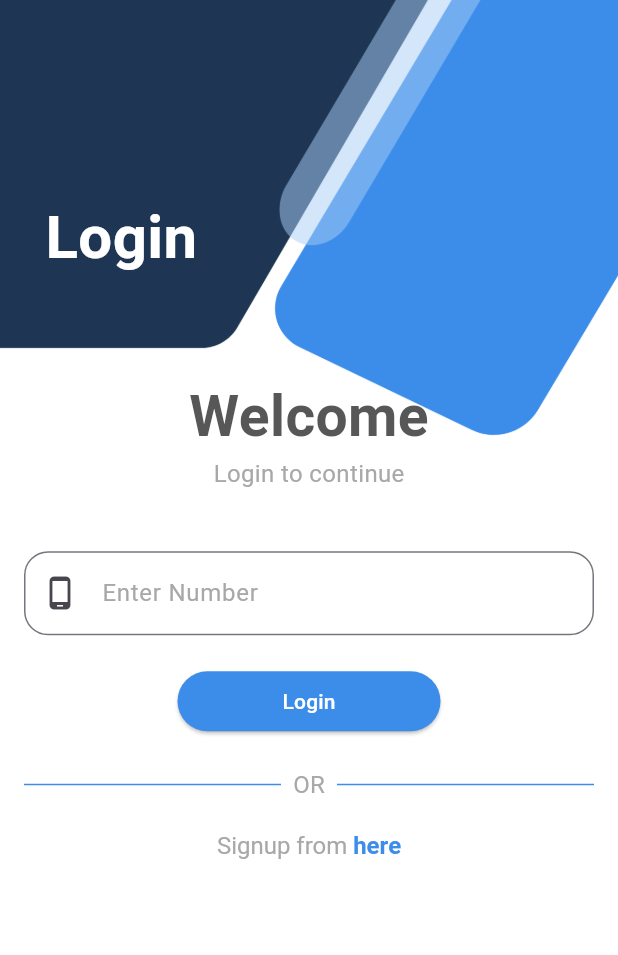
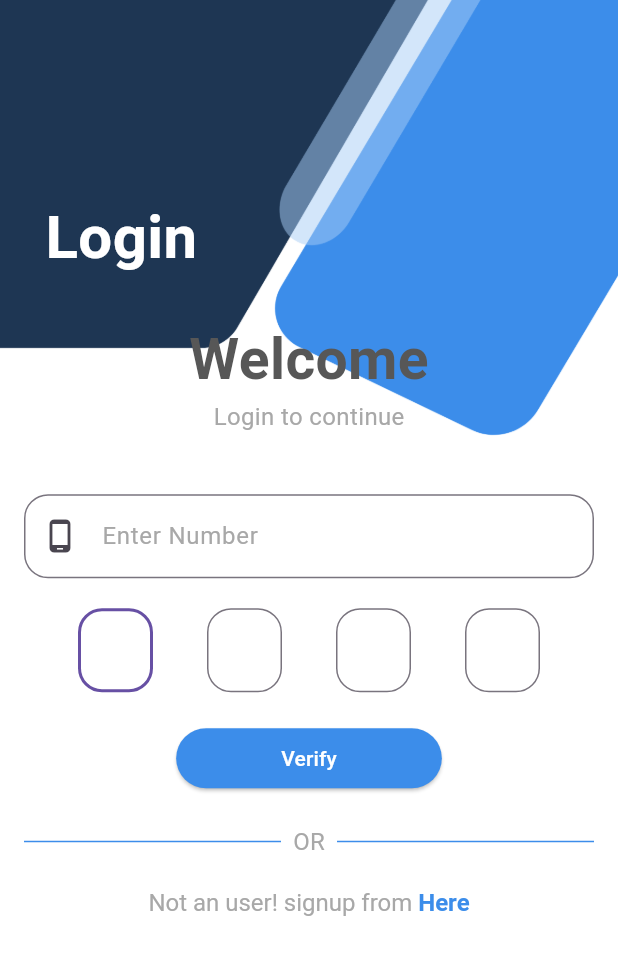
Before and after one commit to rajdeepf1/Microsensors-Flutter, a Flutter app: the screen it shows after launch, after a tap on "Login", on a phone screen of 412 x 824 dp. Shown: the top 955 px of the screen. Run offline on Flutter 3.47's test engine with Material 3 defaults, Android fonts, the phone set to English and light mode, and no system bars; our stand-ins replace dio, flutter_hooks, go_router, hooks_riverpod, video_player.

Commit message:
Added on verify OTP in login screen

```diff
--- a/lib/features/auth/presentation/login_screen.dart
+++ b/lib/features/auth/presentation/login_screen.dart
@@ -1,4 +1,5 @@
 import 'package:flutter/material.dart';
+import 'package:flutter_hooks/flutter_hooks.dart';
 import 'package:go_router/go_router.dart';
 import 'package:hooks_riverpod/hooks_riverpod.dart';
 import 'package:flutter/gestures.dart';
@@ -10,6 +11,22 @@ class LoginScreen extends HookConsumerWidget {
 
   @override
   Widget build(BuildContext context, WidgetRef ref) {
+    final showOtpFields = useState(false);
+
+    // Controllers & FocusNodes for OTP
+    final otpControllers = List.generate(4, (_) => useTextEditingController());
+    final otpFocusNodes = List.generate(4, (_) => useFocusNode());
+
+    void handleOtpInput(String value, int index) {
+      if (value.isNotEmpty && index < 3) {
+        // Move to next field
+        FocusScope.of(context).requestFocus(otpFocusNodes[index + 1]);
+      } else if (value.isEmpty && index > 0) {
+        // Move back if deleting
+        FocusScope.of(context).requestFocus(otpFocusNodes[index - 1]);
+      }
+    }
+
     return Scaffold(
       body: Stack(
         children: [
@@ -79,18 +96,90 @@ class LoginScreen extends HookConsumerWidget {
                     ),
                   ),
                   SizedBox(height: 20),
+
+                  Column(
+                    mainAxisSize: MainAxisSize.min,
+                    children: [
+                      if (!showOtpFields.value) ...[
+                        /// Normal Login Button
                         ElevatedButton(
-                    onPressed: () {},
+                          onPressed: () {
+                            showOtpFields.value = true;
+                            FocusScope.of(context).requestFocus(
+                              otpFocusNodes[0],
+                            ); // auto-focus first field
+                          },
                           style: ElevatedButton.styleFrom(
                             padding: const EdgeInsets.symmetric(
-                        horizontal: AppSizes.large_button_horizontal_padding,
+                              horizontal:
+                                  AppSizes.large_button_horizontal_padding,
                             ),
                             backgroundColor: AppColors.button_color,
                           ),
                           child: Text(
                             "Login",
-                      style: TextStyle(color: AppColors.button_text_color),
+                            style: TextStyle(
+                              color: AppColors.button_text_color,
                             ),
+                          ),
+                        ),
+                      ] else ...[
+                        /// 4 OTP TextFields
+                        Row(
+                          mainAxisAlignment: MainAxisAlignment.spaceEvenly,
+                          children: List.generate(
+                            4,
+                            (index) => SizedBox(
+                              width: 50,
+                              child: TextField(
+                                controller: otpControllers[index],
+                                focusNode: otpFocusNodes[index],
+                                textAlign: TextAlign.center,
+                                maxLength: 1,
+                                keyboardType: TextInputType.number,
+                                onChanged:
+                                    (value) => handleOtpInput(value, index),
+                                decoration: const InputDecoration(
+                                  counterText: "",
+                                  border: OutlineInputBorder(
+                                    borderRadius: BorderRadius.all(
+                                      Radius.circular(
+                                        AppSizes.textField_radius,
+                                      ),
+                                    ),
+                                  ),
+                                ),
+                              ),
+                            ),
+                          ),
+                        ),
+                        const SizedBox(height: 20),
+
+                        /// Verify Button
+                        ElevatedButton(
+                          onPressed: () {
+                            final otp =
+                                otpControllers.map((c) => c.text).join();
+                            ScaffoldMessenger.of(context).showSnackBar(
+                              SnackBar(content: Text("Entered OTP: $otp")),
+                            );
+                          },
+                          style: ElevatedButton.styleFrom(
+                            padding: const EdgeInsets.symmetric(
+                              horizontal:
+                                  AppSizes.large_button_horizontal_padding,
+                            ),
+                            backgroundColor: AppColors.button_color,
+                          ),
+                          child: Text(
+                            "Verify",
+                            style: TextStyle(
+                              color: AppColors.button_text_color,
+                            ),
+                          ),
+                        ),
+                      ],
+                    ],
                   ),
 
                   SizedBox(height: 20),
@@ -123,32 +212,27 @@ class LoginScreen extends HookConsumerWidget {
                   SizedBox(height: 20),
                   RichText(
                     text: TextSpan(
-                      style:  TextStyle(
+                      style: TextStyle(
                         fontSize: 16,
                         color: AppColors.text_color, // default color
                       ),
                       children: [
-                         const TextSpan(text: "Signup from "),
+                        const TextSpan(text: "Not an user! signup from "),
                         TextSpan(
-                          text: "here",
-                          style:  TextStyle(
+                          text: "Here",
+                          style: TextStyle(
                             color: AppColors.app_blue_color, // highlighted blue
                             fontWeight: FontWeight.bold,
                           ),
-                          recognizer: TapGestureRecognizer()
+                          recognizer:
+                              TapGestureRecognizer()
                                 ..onTap = () {
                                   context.push('/signup');
                                 },
                         ),
-
                       ],
                     ),
-                  )
-,
-                  // ElevatedButton(
-                  //   onPressed: () {},
-                  //   child: const Text("Register"),
-                  // ),
+                  ),
                 ],
               ),
             ),
```
Lines whose indentation alone changed are shown as unchanged.
